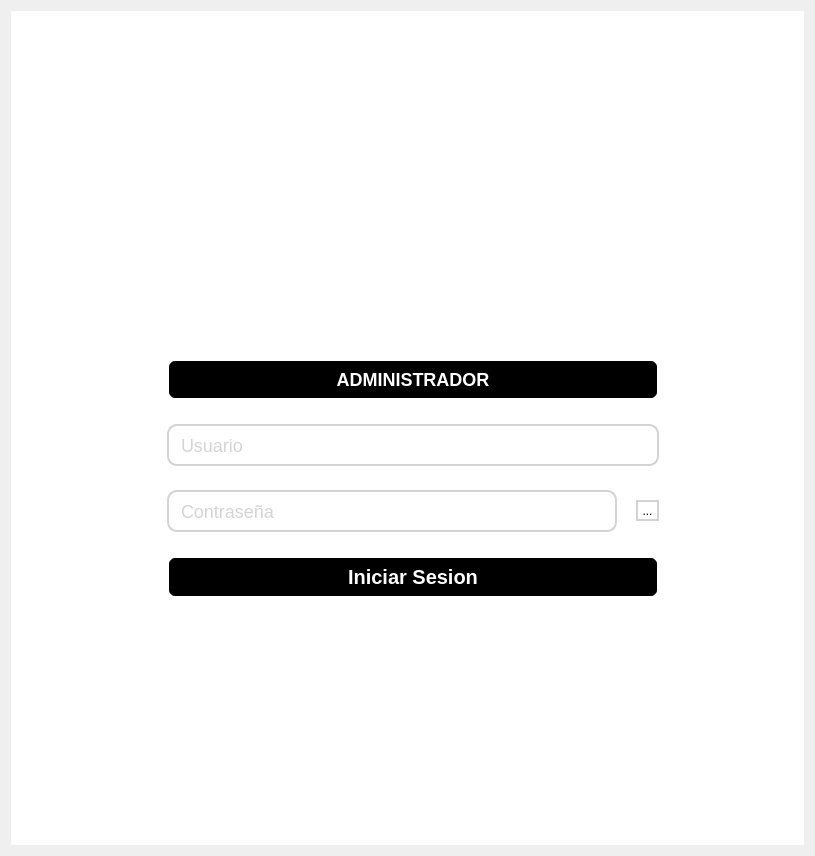
First picture: the form in app/ui/Login.ui, repository Mai1203/Project_Systock, before the edit.
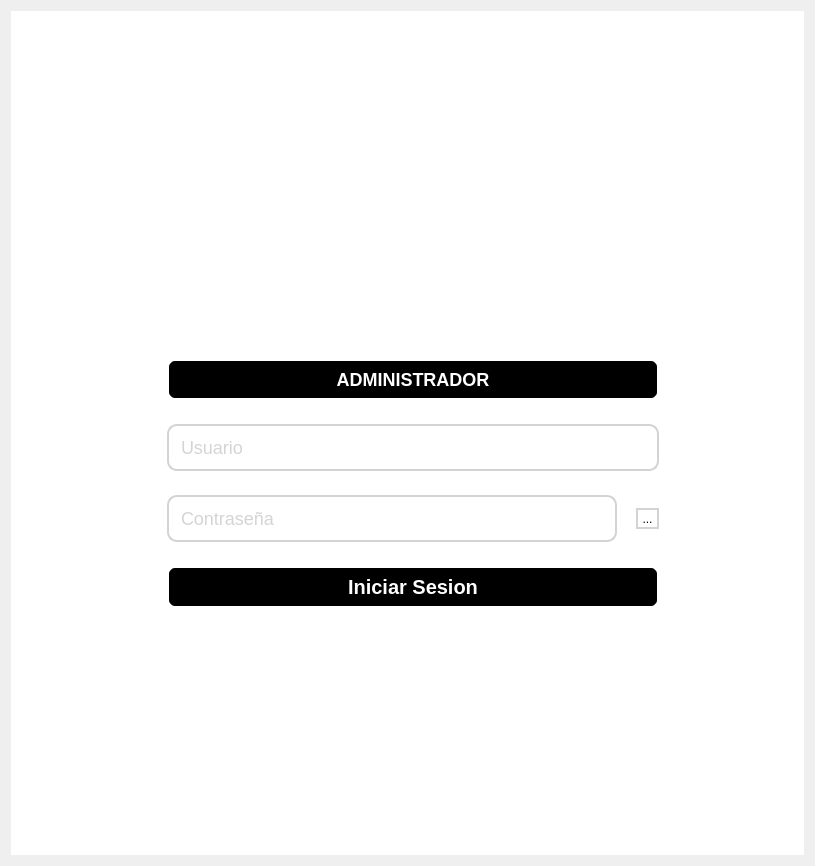
Second picture: the form after the edit. Icons and pictures are not drawn.

Patch:
```diff
--- a/app/ui/Login.ui
+++ b/app/ui/Login.ui
@@ -7,7 +7,7 @@
     <x>0</x>
     <y>0</y>
     <width>815</width>
-    <height>856</height>
+    <height>866</height>
    </rect>
   </property>
   <property name="minimumSize">
@@ -141,7 +141,7 @@
            <property name="maximumSize">
             <size>
              <width>550</width>
-             <height>60</height>
+             <height>70</height>
             </size>
            </property>
            <layout class="QVBoxLayout" name="verticalLayout">
@@ -150,7 +150,7 @@
               <property name="maximumSize">
                <size>
                 <width>500</width>
-                <height>50</height>
+                <height>70</height>
                </size>
               </property>
               <property name="styleSheet">
@@ -267,7 +267,7 @@
            <property name="maximumSize">
             <size>
              <width>16777215</width>
-             <height>60</height>
+             <height>70</height>
             </size>
            </property>
            <layout class="QHBoxLayout" name="horizontalLayout_2">
@@ -282,7 +282,7 @@
               <property name="maximumSize">
                <size>
                 <width>370</width>
-                <height>50</height>
+                <height>70</height>
                </size>
               </property>
               <property name="styleSheet">
```
